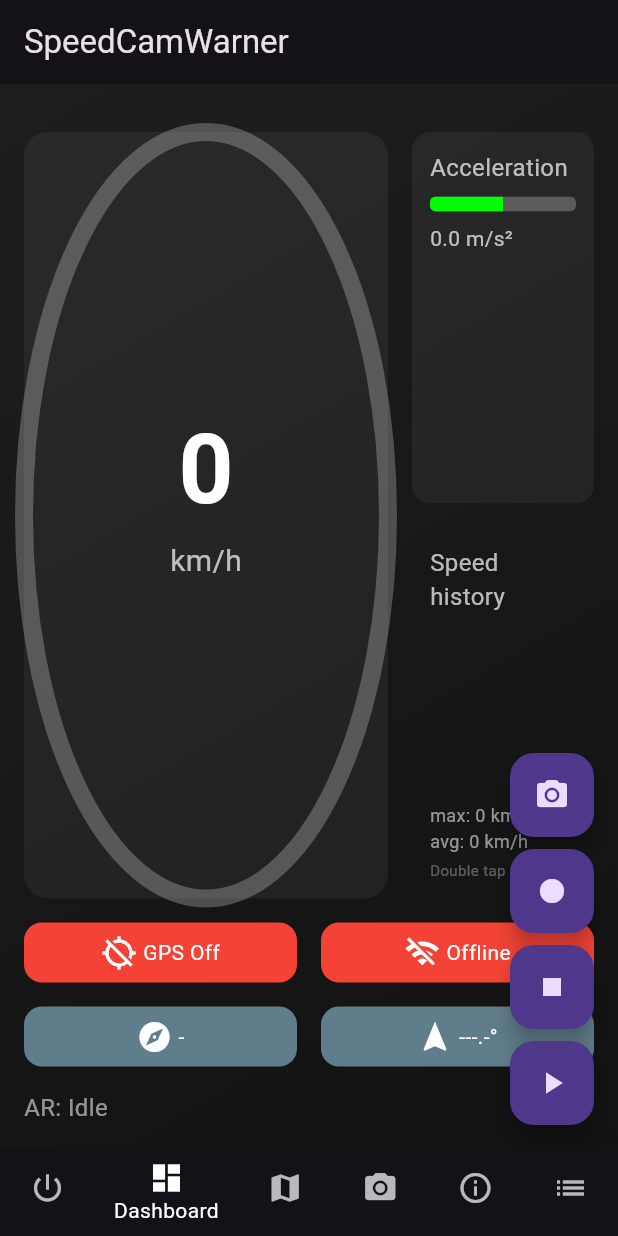
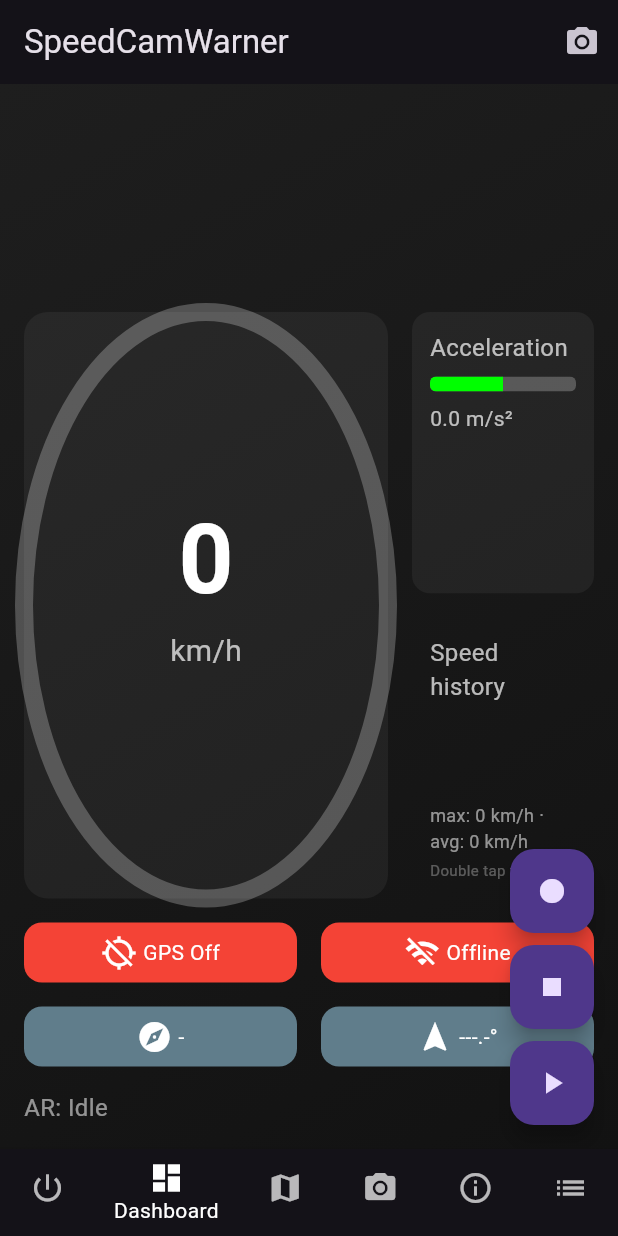
Before and after one commit to Reins981/Speedcamwarner_Dart, a Flutter app: the screen it shows after launch, item 2 of the bottom bar chosen, on a phone screen of 412 x 824 dp. Run offline on Flutter 3.47's test engine with Material 3 defaults, Android fonts, the phone set to English and light mode, and no system bars; our stand-ins replace audioplayers, camera, flutter_map, flutter_tts, geolocator, googleapis_auth and 1 more; missing offline and left inert: dialog_flowtter, flutter_map_marker_popup, google_mlkit_commons, google_mlkit_face_detection, google_mlkit_object_detection, googleapis and 2 more.

Commit message:
Fix speed history overflow and reposition police add button

```diff
--- a/lib/ui/dashboard.dart
+++ b/lib/ui/dashboard.dart
@@ -251,9 +251,17 @@ class _DashboardPageState extends State<DashboardPage> {
 
   @override
   Widget build(BuildContext context) {
+    const double cameraInfoHeight = 120;
     return Scaffold(
       appBar: AppBar(
         title: const Text('SpeedCamWarner'),
+        actions: [
+          IconButton(
+            onPressed: _addCamera,
+            tooltip: 'Add police camera',
+            icon: const Icon(Icons.camera_alt),
+          ),
+        ],
       ),
       body: Container(
         decoration: const BoxDecoration(
@@ -267,7 +275,13 @@ class _DashboardPageState extends State<DashboardPage> {
         child: Column(
           crossAxisAlignment: CrossAxisAlignment.stretch,
           children: [
-            _buildCameraInfo(),
+            SizedBox(
+              height: cameraInfoHeight,
+              child: Align(
+                alignment: Alignment.topCenter,
+                child: _buildCameraInfo(),
+              ),
+            ),
             const SizedBox(height: 16),
             Expanded(
               child: Row(
@@ -303,12 +317,6 @@ class _DashboardPageState extends State<DashboardPage> {
         mainAxisAlignment: MainAxisAlignment.end,
         crossAxisAlignment: CrossAxisAlignment.end,
         children: [
-          FloatingActionButton(
-            onPressed: _addCamera,
-            tooltip: 'Add police camera',
-            child: const Icon(Icons.camera_alt),
-          ),
-          const SizedBox(height: 8),
           FloatingActionButton(
             onPressed: _startRecording,
             tooltip: 'Start recording',
```
